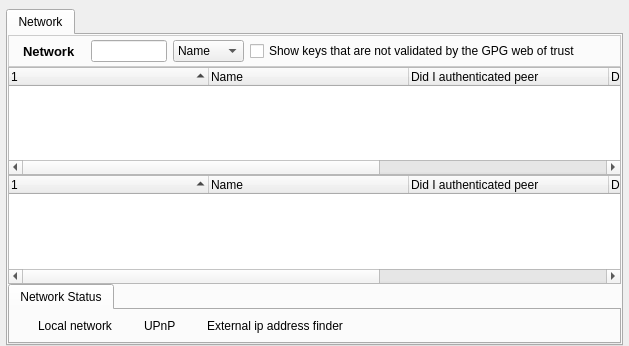
First picture: the form in retroshare-gui/src/gui/NetworkDialog.ui, repository RetroShare/RetroShare, before the edit.
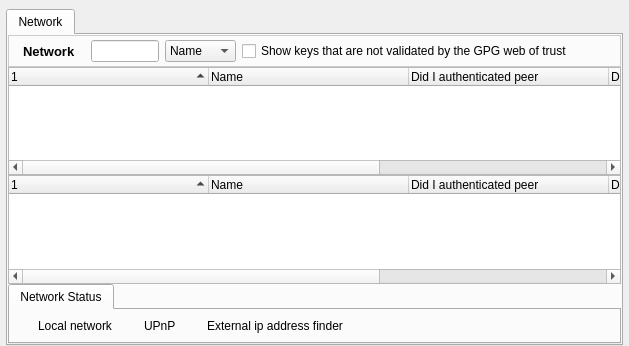
Second picture: the form after the edit. Icons and pictures are not drawn. Custom widgets are drawn as their Qt base class.

Patch:
```diff
--- a/retroshare-gui/src/gui/NetworkDialog.ui
+++ b/retroshare-gui/src/gui/NetworkDialog.ui
@@ -133,12 +133,6 @@
            <height>32</height>
           </size>
          </property>
-         <property name="maximumSize">
-          <size>
-           <width>16777215</width>
-           <height>16777215</height>
-          </size>
-         </property>
          <property name="styleSheet">
           <string notr="true">QFrame#frame{ 
 background-color: qlineargradient(x1:0, y1:0, x2:0, y2:1,
@@ -257,7 +251,7 @@
             </property>
             <property name="iconSize">
              <size>
-              <width>24</width>
+              <width>32</width>
               <height>16</height>
              </size>
             </property>
```
